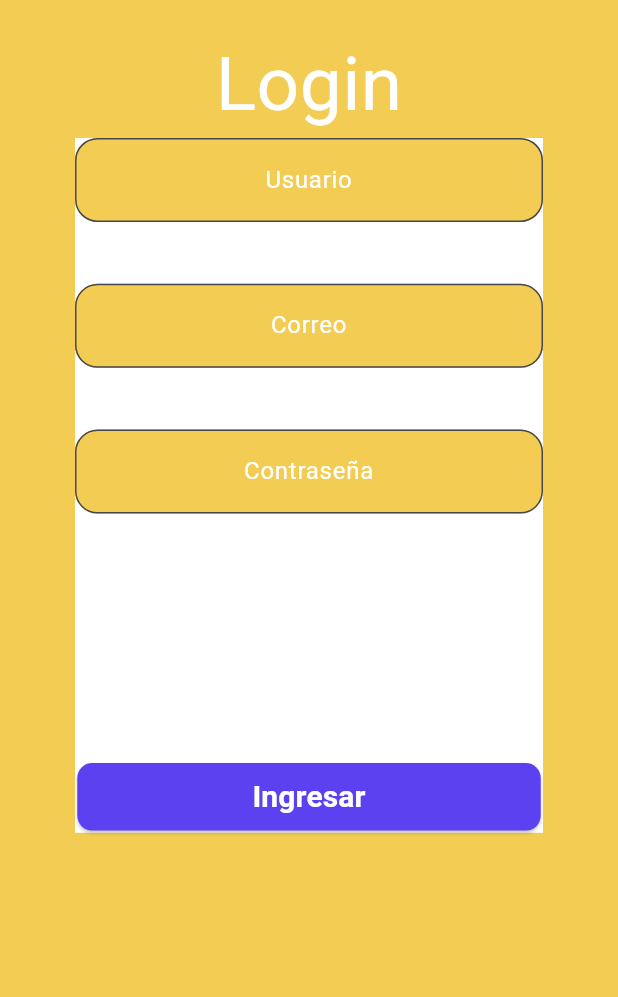
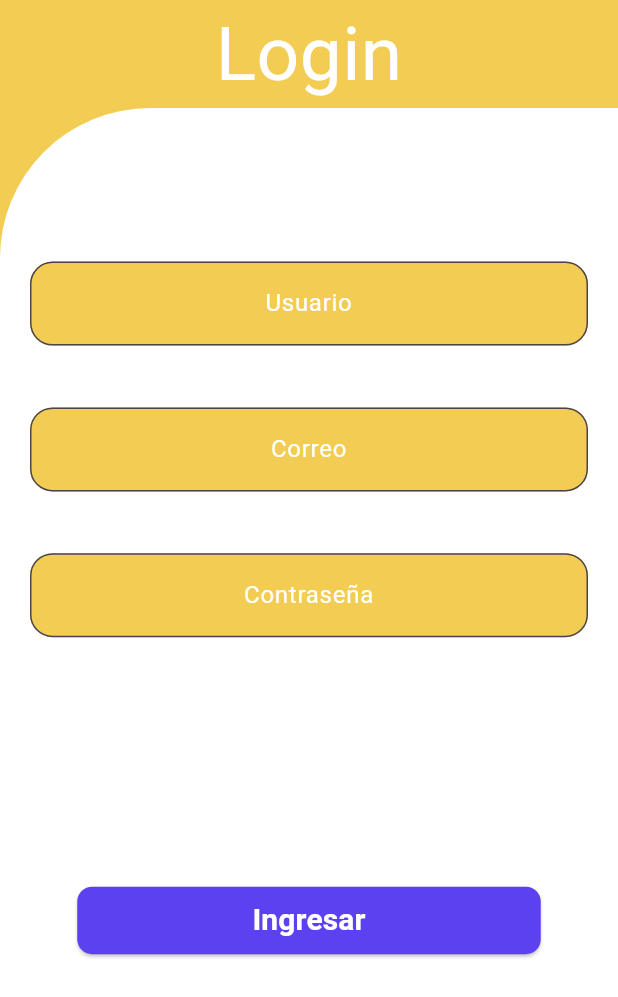
Before and after one commit to DeanHdz/DesarolloMovil, a Flutter app: the screen it shows after launch, on a phone screen of 412 x 824 dp. Shown: the top 997 px of the screen. Run offline on Flutter 3.47's test engine with Material 2 defaults, Android fonts, the phone set to English and light mode, and no system bars.

Commit message:
(Pagina Login) Top left container rounded y height fixed

```diff
--- a/proyecto_3/proyecto_3perobien/completa_app/lib/login.dart
+++ b/proyecto_3/proyecto_3perobien/completa_app/lib/login.dart
@@ -28,8 +28,8 @@ class _LoginState extends State<Login> {
         body: Stack(
           children: [
             SingleChildScrollView(
-                padding: const EdgeInsets.only(
-                    left: 50, top: 20, right: 50, bottom: 20),
+                //padding: const EdgeInsets(
+                //    left: 0, top: 20, right: 0, bottom: 20),
                 child: Column(
               children: [
                 /*
@@ -51,8 +51,16 @@ class _LoginState extends State<Login> {
                     texto: 'Ingresa su usuario:',
                     ),*/
                 Container(
+                  padding: const EdgeInsets.all(20),
+                  decoration: const BoxDecoration(
                       color: Colors.white,
+                      borderRadius:
+                          BorderRadius.only(topLeft: Radius.circular(100))),
+                  height: size.height,
                   child: Column(children: [
+                    SizedBox(
+                      height: size.height * 0.1,
+                    ),
                     TextFormField(
                         controller: user,
                         obscureText: false,
@@ -103,9 +111,8 @@ class _LoginState extends State<Login> {
                         fillColor: cons.amarillo,
                         hintText: 'Correo',
                         hintStyle: const TextStyle(color: Colors.white),
-                            errorText: _validateUser
-                                ? 'Debe de escribir su correo'
-                                : null,
+                        errorText:
+                            _validateUser ? 'Debe de escribir su correo' : null,
                       ),
                     ),
                     SizedBox(
```
Lines whose indentation alone changed are shown as unchanged.
